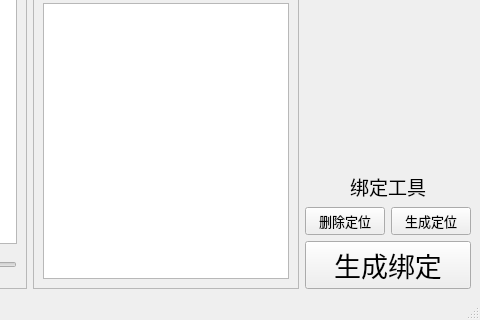
Above: res/ui/bind_modular/ui/Bind.ui from MuZiMuZi/muziToolset before the change; both pictures show x 248 to 728 and y 408 to 728 of the 728 by 728 pixel window. Below: the same form after it.
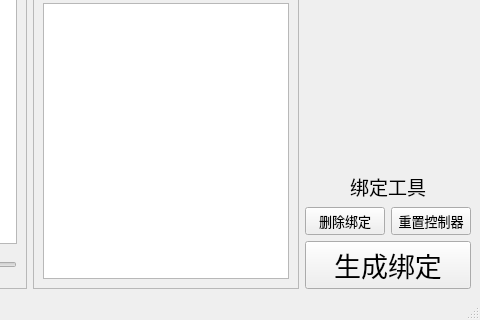
That is the form after the change.

Diff of the .ui file:
```diff
--- a/res/ui/bind_modular/ui/Bind.ui
+++ b/res/ui/bind_modular/ui/Bind.ui
@@ -643,7 +643,7 @@
                </font>
               </property>
               <property name="text">
-               <string>删除定位</string>
+               <string>删除绑定</string>
               </property>
              </widget>
             </item>
@@ -656,7 +656,7 @@
                </font>
               </property>
               <property name="text">
-               <string>生成定位</string>
+               <string>重置控制器</string>
               </property>
              </widget>
             </item>
```
